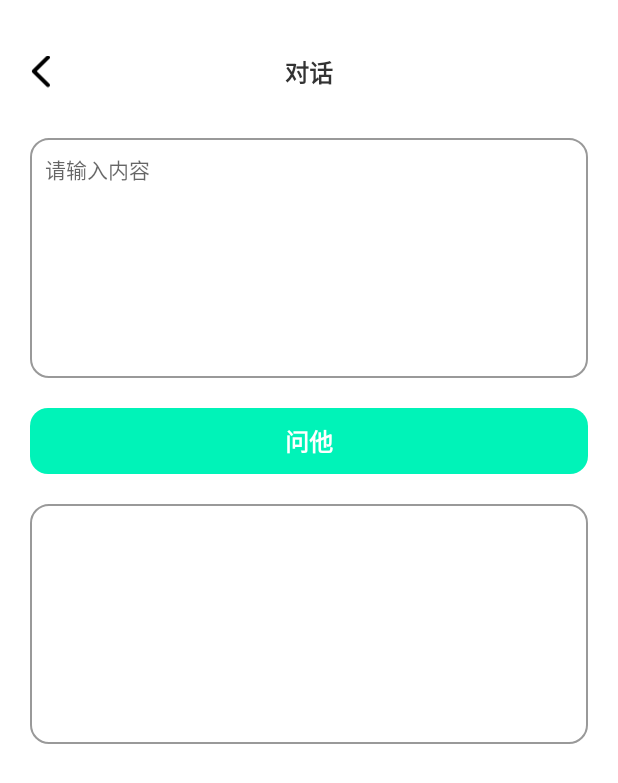
After one commit to tanzihaoa/BaseLib, an Android app: the DeepSeekActivity screen opened directly, with no data from a screen before it, on a phone screen of 412 x 824 dp. The commit adds this screen. Shown: the top 783 px of the screen. Run offline under Robolectric (Android 15) with nearby library versions, the phone set to English and light mode, and no system bars; our stand-ins replace data binding; libraries missing offline, so code that uses them is left out: com.gyf.immersionbar; 2 statements that could not run were skipped.

Commit message:
代码提交

```diff
--- a/app/src/main/res/layout/activity_main.xml
+++ b/app/src/main/res/layout/activity_main.xml
@@ -351,7 +351,7 @@
             android:layout_height="40dp"
             android:layout_marginHorizontal="16dp"
             android:layout_marginTop="16dp"
-            android:text="toXlsx"
+            android:text="DeepSeek"
             app:shapeCorners="20dp"
             android:gravity="center"
             app:shapeBackgroundColor="@color/color_00f3b8"
--- /dev/null
+++ b/mylibrary/src/main/java/com/tzh/baselib/activity/tool/DeepSeekActivity.kt
@@ -0,0 +1,60 @@
+package com.tzh.baselib.activity.tool
+
+import android.annotation.SuppressLint
+import android.content.Context
+import android.content.Intent
+import android.widget.Toast
+import com.gyf.immersionbar.ImmersionBar
+import com.tzh.baselib.R
+import com.tzh.baselib.base.XBaseBindingActivity
+import com.tzh.baselib.databinding.ActivityDeepSeekBinding
+import com.tzh.baselib.databinding.ActivityTranslateBinding
+import com.tzh.baselib.dialog.SelectTranslateDialog
+import com.tzh.baselib.dto.LanguageDto
+import com.tzh.baselib.network.LibNetWorkApi
+import com.tzh.baselib.util.GsonUtil
+import com.tzh.baselib.util.LogUtils
+import com.tzh.baselib.util.toDefault
+
+/**
+ * DeepSeek页面
+ */
+class DeepSeekActivity : XBaseBindingActivity<ActivityDeepSeekBinding>(R.layout.activity_deep_seek) {
+    companion object {
+        @JvmStatic
+        fun start(context: Context) {
+            context.startActivity(Intent(context, DeepSeekActivity::class.java))
+        }
+    }
+
+    override fun initView() {
+        ImmersionBar.with(this).transparentStatusBar().statusBarDarkFont(true).init()
+        binding.activity = this
+
+    }
+
+    override fun initData() {
+
+    }
+
+    override fun onCloseActivity() {
+
+    }
+
+    /**
+     * 翻译
+     */
+    @SuppressLint("AutoDispose")
+    fun translate(){
+        val text = binding.etText1.text.toString()
+        if(text.isEmpty()){
+            Toast.makeText(this,"请输入要问的内容",Toast.LENGTH_LONG).show()
+        }else{
+            LibNetWorkApi.sendRequest(this,text).subscribe({
+                LogUtils.e("返回=====",GsonUtil.GsonString(it.choices))
+            },{
+                LogUtils.e("错误=====",GsonUtil.GsonString(it))
+            })
+        }
+    }
+}
--- /dev/null
+++ b/mylibrary/src/main/java/com/tzh/baselib/dto/DeepSeekResponseDto.kt
@@ -0,0 +1,5 @@
+package com.tzh.baselib.dto
+
+class DeepSeekResponseDto {
+    var outputText : String ?= null
+}
--- a/mylibrary/src/main/java/com/tzh/baselib/network/BaseNetWork.kt
+++ b/mylibrary/src/main/java/com/tzh/baselib/network/BaseNetWork.kt
@@ -25,7 +25,7 @@ class BaseNetWork : ObservableTransformer<Any?, Any?> {
 
     private fun initRetrofit() {
         val client: OkHttpClient.Builder = OkHttpClient.Builder()
-            .connectTimeout(15, TimeUnit.SECONDS)
+            .connectTimeout(30, TimeUnit.SECONDS)
             .addInterceptor(ParamsInterceptor())
 
         client.proxy(Proxy.NO_PROXY)
@@ -50,7 +50,7 @@ class BaseNetWork : ObservableTransformer<Any?, Any?> {
 
         fun getRetrofit(baseUrl: String): Retrofit {
             val client: OkHttpClient.Builder = OkHttpClient.Builder()
-                .connectTimeout(15, TimeUnit.SECONDS)
+                .connectTimeout(30, TimeUnit.SECONDS)
                 .addInterceptor(ParamsInterceptor())
 
 //            client.proxy(Proxy.NO_PROXY)
--- a/mylibrary/src/main/java/com/tzh/baselib/network/ParamsInterceptor.kt
+++ b/mylibrary/src/main/java/com/tzh/baselib/network/ParamsInterceptor.kt
@@ -49,6 +49,7 @@ class ParamsInterceptor : Interceptor {
 
         val newRequest = newRequestBuild
             .addHeader("Accept", "application/json")
+            .addHeader("Content-Type", "application/json")
             .addHeader("Accept-Language", "zh")
             .build()
         val response = chain.proceed(newRequest)
--- a/mylibrary/src/main/java/com/tzh/baselib/util/TranslateUtil.kt
+++ b/mylibrary/src/main/java/com/tzh/baselib/util/TranslateUtil.kt
@@ -7,7 +7,7 @@ class TranslateUtil {
     companion object{
         const val appId = "20231213001909212"
 
-        const val key = "5cnWoa6Rj1YccYMQFL1_"
+        const val key = "3sP_esSnkKdhUM4QVkE8"
 
         //数字
         const val num = "0123456789"
--- /dev/null
+++ b/mylibrary/src/main/res/layout/activity_deep_seek.xml
@@ -0,0 +1,56 @@
+<?xml version="1.0" encoding="utf-8"?>
+<layout xmlns:app="http://schemas.android.com/apk/res-auto">
+    <data>
+        <variable
+            name="activity"
+            type="com.tzh.baselib.activity.tool.DeepSeekActivity" />
+    </data>
+    <LinearLayout
+        xmlns:android="http://schemas.android.com/apk/res/android"
+        android:layout_width="match_parent"
+        android:layout_height="match_parent"
+        android:orientation="vertical"
+        android:background="@color/white">
+        <com.tzh.baselib.view.title.XAppTitleBar
+            android:id="@+id/title_bar"
+            android:layout_width="match_parent"
+            android:layout_height="wrap_content"
+            app:layout_constraintTop_toTopOf="parent"
+            app:xtbTitleText="对话"/>
+
+        <com.tzh.baselib.shapeview.ShapeEditText
+            android:id="@+id/et_text_1"
+            android:layout_width="match_parent"
+            android:layout_height="160dp"
+            android:layout_margin="20dp"
+            android:padding="10dp"
+            android:maxLength="100"
+            app:shapeBorderWidth="1dp"
+            app:shapeBorderColor="@color/color_999"
+            app:shapeCorners="12dp"
+            android:hint="请输入内容"
+            android:inputType="textMultiLine"/>
+        <com.tzh.baselib.shapeview.ShapeTextView
+            android:layout_width="match_parent"
+            android:layout_height="44dp"
+            android:layout_marginHorizontal="20dp"
+            app:shapeBackgroundColor="@color/color_00f3b8"
+            app:shapeCorners="12dp"
+            android:gravity="center"
+            android:text="问他"
+            android:onClick="@{()->activity.translate()}"
+            android:textColor="@color/color_fff"
+            android:textSize="16sp"
+            android:textStyle="bold"/>
+        <com.tzh.baselib.shapeview.ShapeEditText
+            android:id="@+id/et_text_2"
+            android:layout_width="match_parent"
+            android:layout_height="160dp"
+            android:layout_margin="20dp"
+            android:padding="10dp"
+            android:inputType="textMultiLine"
+            app:shapeBorderWidth="1dp"
+            app:shapeBorderColor="@color/color_999"
+            app:shapeCorners="12dp"/>
+    </LinearLayout>
+</layout>
```
Also changed, not shown: app/src/main/java/com/tzh/myapplication/ui/activity/main/MainActivity.kt (+2 -18 lines), mylibrary/src/main/AndroidManifest.xml (+12 -6 lines), mylibrary/src/main/java/com/tzh/baselib/dto/DeepSeekRequestDto.kt (added, +9 -0 lines), mylibrary/src/main/java/com/tzh/baselib/dto/MessageDto.kt (added, +7 -0 lines), mylibrary/src/main/java/com/tzh/baselib/network/DefaultFailure.kt (+7 -0 lines), mylibrary/src/main/java/com/tzh/baselib/network/LibBaseResDto.kt (+9 -0 lines), mylibrary/src/main/java/com/tzh/baselib/network/LibNetWorkApi.kt (+10 -0 lines), mylibrary/src/main/java/com/tzh/baselib/network/LibNetWorkInterface.kt (+9 -0 lines).
